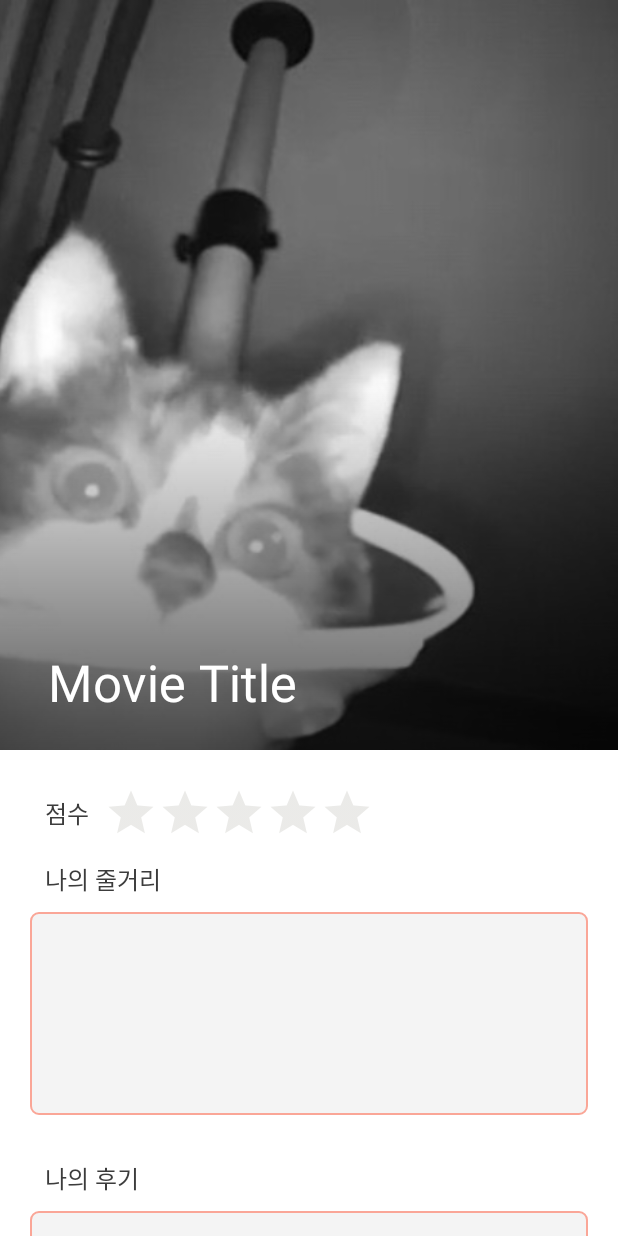
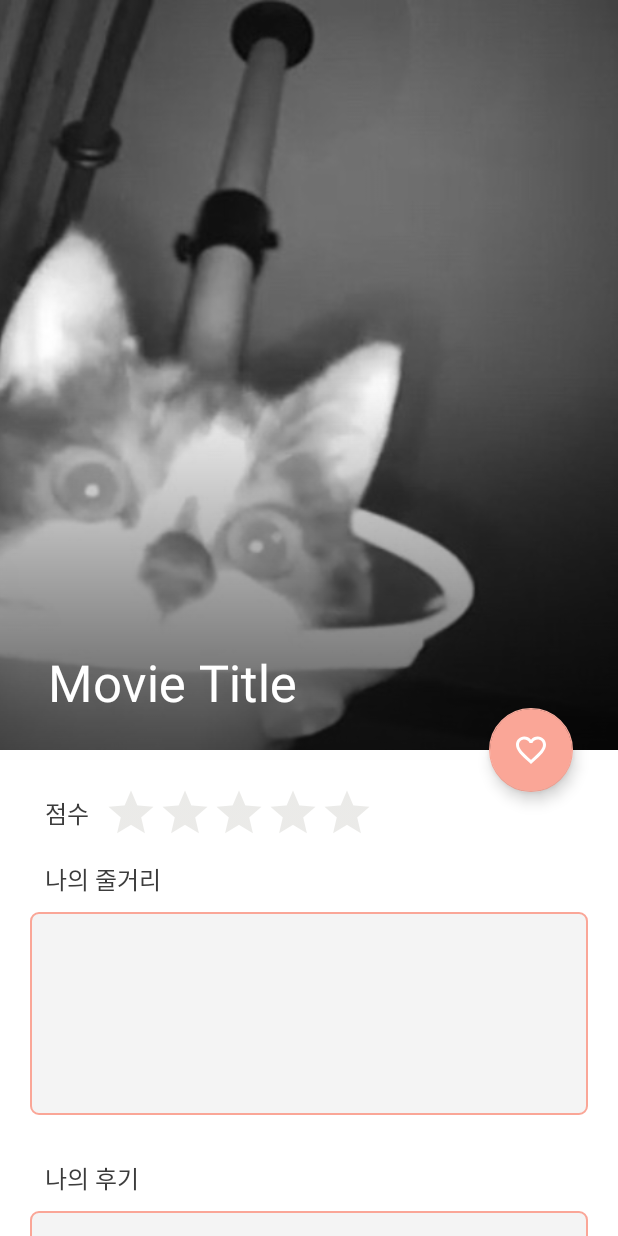
Before and after one commit to BoeunHan/Collector, an Android app: the layout activity_my_movie_detail.xml on its own in the app's theme, with its tools: preview values and no code run, on a phone screen of 412 x 824 dp. Run offline under Robolectric (Android 15) with nearby library versions, the phone set to English and light mode, and no system bars.

Commit message:
Mod: UI 수정 7차 - 좋아요 기능

```diff
--- a/app/build.gradle
+++ b/app/build.gradle
@@ -48,6 +48,7 @@ dependencies {
     implementation 'com.squareup.retrofit2:retrofit:2.9.0'
     implementation 'com.squareup.retrofit2:converter-gson:2.9.0'
     implementation 'com.github.bumptech.glide:glide:4.11.0'
+    kapt 'com.github.bumptech.glide:compiler:4.11.0'
 
     //코루틴
     //implementation 'org.jetbrains.kotlinx:kotlinx-coroutines-android:1.4.1'
--- a/app/src/main/AndroidManifest.xml
+++ b/app/src/main/AndroidManifest.xml
@@ -15,7 +15,7 @@
         android:supportsRtl="true"
         android:theme="@style/CustomActionBar">
         <activity android:name=".activities.ItemListActivity"></activity>
-        <activity android:name=".activities.MyMovieDetail" />
+        <activity android:name=".activities.MovieDetailActivity" />
         <activity android:name=".activities.MovieSearchActivity" />
         <activity android:name=".activities.AddMovieActivity" />
         <activity android:name=".activities.MainActivity">
--- a/app/src/main/java/com/example/collectors/activities/AddMovieActivity.kt
+++ b/app/src/main/java/com/example/collectors/activities/AddMovieActivity.kt
@@ -8,6 +8,8 @@ import android.view.MenuItem
 import android.view.View
 import androidx.lifecycle.lifecycleScope
 import com.bumptech.glide.Glide
+import com.bumptech.glide.load.DecodeFormat
+import com.bumptech.glide.request.target.Target.SIZE_ORIGINAL
 import com.example.collectors.Constants
 import com.example.collectors.R
 import com.example.collectors.database.CollectorApp
--- a/app/src/main/java/com/example/collectors/adapters/ItemAdapter.kt
+++ b/app/src/main/java/com/example/collectors/adapters/ItemAdapter.kt
@@ -10,7 +10,7 @@ import androidx.recyclerview.widget.RecyclerView
 import com.bumptech.glide.Glide
 import com.example.collectors.Constants
 import com.example.collectors.R
-import com.example.collectors.activities.MyMovieDetail
+import com.example.collectors.activities.MovieDetailActivity
 import com.example.collectors.database.BasicInfo
 import kotlinx.android.synthetic.main.card_item_view.view.*
 
@@ -47,11 +47,13 @@ class ItemAdapter(
             }
             holder.itemView.tvTitleItem.text = item.title
             holder.itemView.myRatingBar.rating = item.rate
+            if(item.like) holder.itemView.ivLike.visibility = View.VISIBLE
+            else holder.itemView.ivLike.visibility = View.GONE
 
             holder.itemView.setOnClickListener {
                 when(category) {
                     "MOVIE" -> {
-                        val intent = Intent(context, MyMovieDetail::class.java)
+                        val intent = Intent(context, MovieDetailActivity::class.java)
                         intent.putExtra(Constants.ID, item.id)
                         context.startActivity(intent)
                     }
--- a/app/src/main/res/drawable/ic_dislike.xml
+++ b/app/src/main/res/drawable/ic_dislike.xml
@@ -1,4 +1,4 @@
-<vector android:height="24dp" android:tint="@color/mediumGrey"
+<vector android:height="24dp" android:tint="@color/white"
     android:viewportHeight="24" android:viewportWidth="24"
     android:width="24dp" xmlns:android="http://schemas.android.com/apk/res/android">
     <path android:fillColor="@android:color/white" android:pathData="M16.5,3c-1.74,0 -3.41,0.81 -4.5,2.09C10.91,3.81 9.24,3 7.5,3 4.42,3 2,5.42 2,8.5c0,3.78 3.4,6.86 8.55,11.54L12,21.35l1.45,-1.32C18.6,15.36 22,12.28 22,8.5 22,5.42 19.58,3 16.5,3zM12.1,18.55l-0.1,0.1 -0.1,-0.1C7.14,14.24 4,11.39 4,8.5 4,6.5 5.5,5 7.5,5c1.54,0 3.04,0.99 3.57,2.36h1.87C13.46,5.99 14.96,5 16.5,5c2,0 3.5,1.5 3.5,3.5 0,2.89 -3.14,5.74 -7.9,10.05z"/>
--- a/app/src/main/res/drawable/ic_like.xml
+++ b/app/src/main/res/drawable/ic_like.xml
@@ -1,4 +1,4 @@
-<vector android:height="24dp" android:tint="@color/secondaryColor"
+<vector android:height="24dp" android:tint="@color/white"
     android:viewportHeight="24" android:viewportWidth="24"
     android:width="24dp" xmlns:android="http://schemas.android.com/apk/res/android">
     <path android:fillColor="@android:color/white" android:pathData="M12,21.35l-1.45,-1.32C5.4,15.36 2,12.28 2,8.5 2,5.42 4.42,3 7.5,3c1.74,0 3.41,0.81 4.5,2.09C13.09,3.81 14.76,3 16.5,3 19.58,3 22,5.42 22,8.5c0,3.78 -3.4,6.86 -8.55,11.54L12,21.35z"/>
--- a/app/src/main/res/layout/activity_main.xml
+++ b/app/src/main/res/layout/activity_main.xml
@@ -1,10 +1,12 @@
 <?xml version="1.0" encoding="utf-8"?>
 <LinearLayout xmlns:android="http://schemas.android.com/apk/res/android"
+    xmlns:app="http://schemas.android.com/apk/res-auto"
     xmlns:tools="http://schemas.android.com/tools"
     android:layout_width="match_parent"
     android:layout_height="match_parent"
-    xmlns:app="http://schemas.android.com/apk/res-auto"
+    android:background="@color/white"
     android:orientation="vertical">
+
     <LinearLayout
         android:layout_width="match_parent"
         android:layout_height="?attr/actionBarSize"
@@ -19,6 +21,7 @@
             android:textColor="@color/textColor"
             android:textSize="20sp" />
     </LinearLayout>
+
     <View
         android:layout_width="match_parent"
         android:layout_height="0.5dp"
--- a/app/src/main/res/layout/activity_my_movie_detail.xml
+++ b/app/src/main/res/layout/activity_my_movie_detail.xml
@@ -8,11 +8,13 @@
     tools:context=".activities.AddMovieActivity">
 
     <com.google.android.material.appbar.AppBarLayout
+        android:id="@+id/appbar"
         android:layout_width="match_parent"
         android:layout_height="500dp"
         android:background="@color/white"
         android:fitsSystemWindows="true"
-        android:theme="@style/CustomActionBar">
+        android:theme="@style/CustomActionBar"
+        app:elevation="0dp">
         <com.google.android.material.appbar.CollapsingToolbarLayout
             android:id="@+id/collapsingToolbar"
             android:layout_width="match_parent"
@@ -38,16 +40,20 @@
                 android:id="@+id/toolbarMovieDetail"
                 android:layout_width="match_parent"
                 android:layout_height="?attr/actionBarSize"
-                app:elevation="0dp"
-                app:layout_collapseMode="pin" />
+                app:layout_collapseMode="pin"/>
 
         </com.google.android.material.appbar.CollapsingToolbarLayout>
     </com.google.android.material.appbar.AppBarLayout>
 
+
+
     <androidx.core.widget.NestedScrollView
+        android:id="@+id/nestedScrollView"
         android:layout_width="match_parent"
         android:layout_height="match_parent"
         android:padding="20dp"
+        app:layout_anchor="@+id/nestedScrollView"
+        app:layout_anchorGravity="center"
         app:layout_behavior="com.google.android.material.appbar.AppBarLayout$ScrollingViewBehavior">
 
         <LinearLayout
@@ -58,8 +64,8 @@
             <LinearLayout
                 android:layout_width="match_parent"
                 android:layout_height="wrap_content"
-                android:orientation="horizontal"
-                android:gravity="center_vertical">
+                android:gravity="center_vertical"
+                android:orientation="horizontal">
 
                 <TextView
                     android:layout_width="wrap_content"
@@ -126,10 +132,10 @@
             <LinearLayout
                 android:layout_width="match_parent"
                 android:layout_height="wrap_content"
-                android:orientation="horizontal"
+                android:layout_marginLeft="10dp"
                 android:layout_marginTop="20dp"
-                android:layout_marginLeft="10dp"
-                android:layout_marginRight="10dp">
+                android:layout_marginRight="10dp"
+                android:orientation="horizontal">
 
                 <TextView
                     android:id="@+id/tvUploadDate"
@@ -156,4 +162,19 @@
 
     </androidx.core.widget.NestedScrollView>
 
+    <com.google.android.material.floatingactionbutton.FloatingActionButton
+        android:id="@+id/fabLike"
+        android:layout_width="wrap_content"
+        android:layout_height="wrap_content"
+        android:layout_marginEnd="30dp"
+        android:backgroundTint="@color/secondaryColor"
+        android:baselineAlignBottom="false"
+        android:clickable="true"
+        android:src="@drawable/ic_dislike"
+        app:backgroundTint="@color/secondaryColor"
+        app:fabSize="normal"
+        app:layout_anchor="@id/appbar"
+        app:layout_anchorGravity="end|bottom"
+        app:tint="@color/white" />
+
 </androidx.coordinatorlayout.widget.CoordinatorLayout>
--- a/app/src/main/res/layout/main_list_item_view.xml
+++ b/app/src/main/res/layout/main_list_item_view.xml
@@ -19,7 +19,7 @@
             android:id="@+id/tvCategory"
             android:layout_width="wrap_content"
             android:layout_height="wrap_content"
-            android:text="영화"
+            android:text="MOVIE"
             android:textColor="@color/textColor"
             android:textSize="16sp" />
 
```
Also changed, not shown: app/src/main/java/com/example/collectors/activities/MainActivity.kt (+1 -14 lines), app/src/main/java/com/example/collectors/activities/MovieDetailActivity.kt (renamed from app/src/main/java/com/example/collectors/activities/MyMovieDetail.kt, +31 -11 lines), app/src/main/java/com/example/collectors/adapters/SecondAdapter.kt (+3 -4 lines), app/src/main/res/layout/card_item_view.xml (+9 -1 lines).
